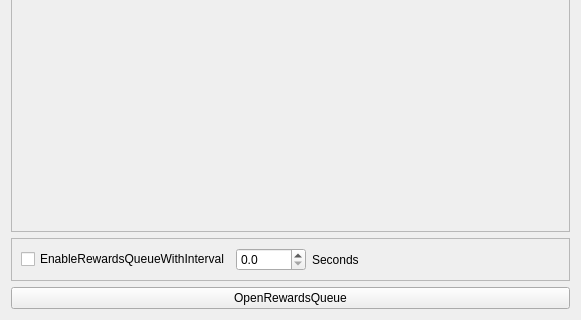
Above: src/SettingsDialog.ui from gottagofaster236/RewardsTheater before the change; both pictures show x 0 to 581 and y 251 to 571 of the 581 by 571 pixel window. Below: the same form after it.
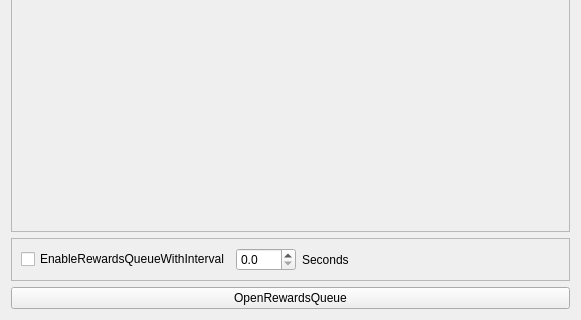
That is the form after the change.

Commit message: Limit the interval to 99 seconds

The edit to the form file:
```diff
--- a/src/SettingsDialog.ui
+++ b/src/SettingsDialog.ui
@@ -177,7 +177,7 @@
        <widget class="QDoubleSpinBox" name="intervalBetweenRewardsSpinBox">
         <property name="minimumSize">
          <size>
-          <width>70</width>
+          <width>60</width>
           <height>0</height>
          </size>
         </property>
@@ -185,7 +185,7 @@
          <number>1</number>
         </property>
         <property name="maximum">
-         <double>999.899999999999977</double>
+         <double>99.900000000000006</double>
         </property>
        </widget>
       </item>
```
